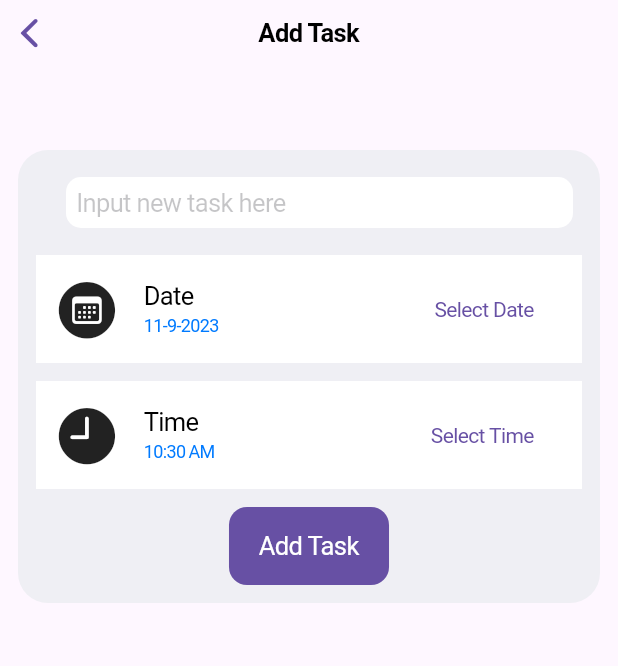
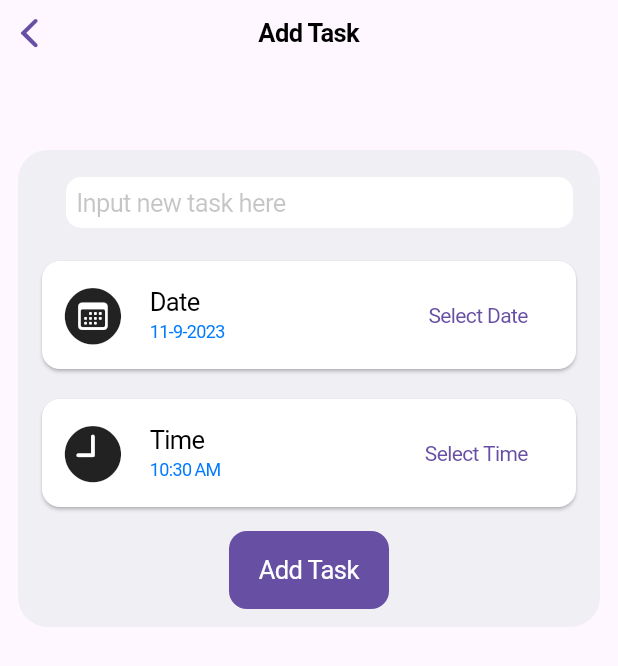
Before and after one commit to kapadiyadarshan/ToDo_app, a Flutter app: the iOSAddTaskPage screen opened directly, on a phone screen of 412 x 824 dp. Shown: the top 666 px of the screen. Run offline on Flutter 3.47's test engine with Material 2 defaults, Android fonts, the phone set to English and light mode, and no system bars; our stand-ins replace shared_preferences; accounts and stored records are empty.

```diff
--- a/todo_app/lib/main.dart
+++ b/todo_app/lib/main.dart
@@ -26,6 +26,7 @@ main() async {
   );
 
   SharedPreferences preferences = await SharedPreferences.getInstance();
+
   runApp(
     MultiProvider(
       providers: [
--- a/todo_app/lib/modal/task_modal.dart
+++ b/todo_app/lib/modal/task_modal.dart
@@ -2,9 +2,9 @@ import 'package:flutter/material.dart';
 
 class Task {
   String task;
-  DateTime date;
-  TimeOfDay time;
-  bool isDone;
+  String date;
+  String time;
+  String isDone;
 
   Task({
     required this.task,
--- a/todo_app/lib/views/screens/iOS_addTask_page.dart
+++ b/todo_app/lib/views/screens/iOS_addTask_page.dart
@@ -1,18 +1,18 @@
 import 'package:flutter/cupertino.dart';
 import 'package:flutter/material.dart';
+import 'package:intl/intl.dart';
 import 'package:provider/provider.dart';
 import 'package:todo_app/controller/dateTime_controller.dart';
 
 import '../../controller/task_controller.dart';
 import '../../modal/task_modal.dart';
-import '../../utils/route_utils.dart';
 
 class iOSAddTaskPage extends StatelessWidget {
   iOSAddTaskPage({super.key});
 
   late String todo;
-  late DateTime d = DateTime.now();
-  late TimeOfDay t = TimeOfDay.now();
+  late String d;
+  late String t;
 
   GlobalKey<FormState> formKey = GlobalKey();
 
@@ -51,8 +51,9 @@ class iOSAddTaskPage extends StatelessWidget {
               ),
               //Select date
               Consumer<DateTimeController>(builder: (context, provider, _) {
-                return CupertinoListTile(
-                  backgroundColor: CupertinoColors.white,
+                return Card(
+                  color: CupertinoColors.white,
+                  child: CupertinoListTile(
                     padding: const EdgeInsets.all(12),
                     title: const Text(
                       "Date",
@@ -88,7 +89,7 @@ class iOSAddTaskPage extends StatelessWidget {
                               mode: CupertinoDatePickerMode.date,
                               onDateTimeChanged: (DateTime date) {
                                 provider.dateChanged(dateTime: date);
-                              d = date;
+                                d = "${DateFormat("MMMd").format(date)}";
                               },
                             ),
                           ),
@@ -101,6 +102,7 @@ class iOSAddTaskPage extends StatelessWidget {
                         ),
                       ),
                     ),
+                  ),
                 );
               }),
               const SizedBox(
@@ -108,8 +110,9 @@ class iOSAddTaskPage extends StatelessWidget {
               ),
               //select time
               Consumer<DateTimeController>(builder: (context, provider, _) {
-                return CupertinoListTile(
-                  backgroundColor: CupertinoColors.white,
+                return Card(
+                  color: CupertinoColors.white,
+                  child: CupertinoListTile(
                     padding: const EdgeInsets.all(12),
                     title: const Text(
                       "Time",
@@ -154,7 +157,7 @@ class iOSAddTaskPage extends StatelessWidget {
                                 provider.timeChanged(
                                   timeOfDay: TimeOfDay.fromDateTime(time),
                                 );
-                              t = TimeOfDay.fromDateTime(time);
+                                t = "${(time.hour == 0) ? "12" : time.hour % 12}:${time.minute.toString().padLeft(2, "0")}\t${(time.hour >= 12) ? "PM" : "AM"}";
                               },
                             ),
                           ),
@@ -164,6 +167,7 @@ class iOSAddTaskPage extends StatelessWidget {
                         "Select Time",
                         style: TextStyle(
                           fontSize: 14,
+                        ),
                       ),
                     ),
                   ),
@@ -179,7 +183,7 @@ class iOSAddTaskPage extends StatelessWidget {
                     task: todo,
                     date: d,
                     time: t,
-                    isDone: false,
+                    isDone: "false",
                   );
 
                   Provider.of<TaskController>(context, listen: false)
--- a/todo_app/lib/views/screens/setting_page.dart
+++ b/todo_app/lib/views/screens/setting_page.dart
@@ -24,8 +24,8 @@ class SettingPage extends StatelessWidget {
                     fontWeight: FontWeight.bold,
                   ),
                 ),
-                subtitle: Text("Change Platform"),
-                leading: Icon(Icons.android),
+                subtitle: const Text("Change Platform"),
+                leading: const Icon(Icons.android),
                 trailing: Row(
                   mainAxisSize: MainAxisSize.min,
                   children: [
--- a/todo_app/pubspec.yaml
+++ b/todo_app/pubspec.yaml
@@ -38,6 +38,7 @@ dependencies:
   provider: any
   shared_preferences: ^2.2.0
   like_button: ^2.0.5
+  intl: any
 
 dev_dependencies:
   flutter_test:
```
Also changed, not shown: todo_app/lib/controller/task_controller.dart (+65 -24 lines), todo_app/lib/views/screens/addTask_page.dart (+7 -6 lines), todo_app/lib/views/screens/home_page.dart (+4 -14 lines), todo_app/lib/views/screens/iOS_home_page.dart (+8 -17 lines), todo_app/pubspec.lock. Lines whose indentation alone changed are shown as unchanged.
